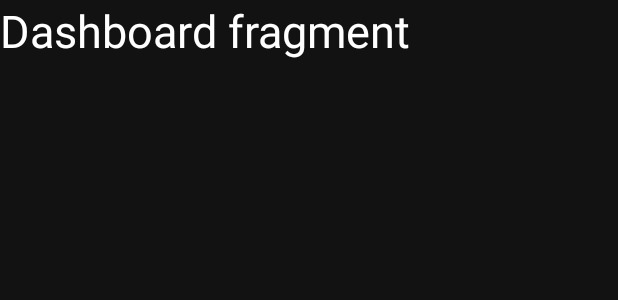
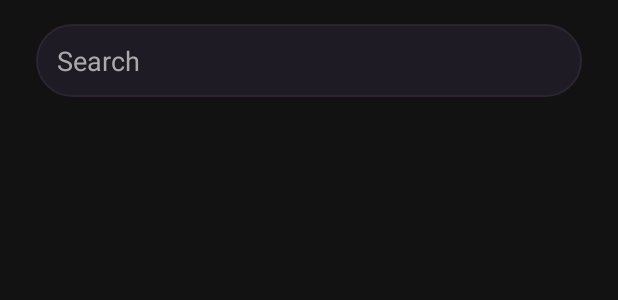
Before and after one commit to SaurabhDRao/Chronicler, an Android app: the layout fragment_dashboard.xml on its own in the app's theme, with its tools: preview values and no code run, on a phone screen of 412 x 824 dp. Shown: the top 300 px of the screen. Run offline under Robolectric (Android 15) with nearby library versions, the phone set to English and light mode, and no system bars.

Commit message:
can show the posts from firestore

```diff
--- a/app/src/main/java/com/example/myapplication/AddEntryFragment.java
+++ b/app/src/main/java/com/example/myapplication/AddEntryFragment.java
@@ -79,11 +79,14 @@ public class AddEntryFragment extends Fragment {
 
                 if(shareCkb.isChecked()) {
                     if(currentUser != null) {
+                        String picUrl = "";
+                        if(currentUser.getPhotoUrl() != null)
+                            picUrl = currentUser.getPhotoUrl().toString();
                         Post post = new Post(
                                 currentUser.getUid(),
                                 titleInput.getText().toString(),
                                 bodyInput.getText().toString(),
-                                currentUser.getPhotoUrl().toString(),
+                                picUrl,
                                 currentUser.getDisplayName(),
                                 0
                         );
--- /dev/null
+++ b/app/src/main/res/drawable/ic_thumb_up_black_24dp.xml
@@ -0,0 +1,5 @@
+<vector android:height="24dp" android:tint="#382CFF"
+    android:viewportHeight="24.0" android:viewportWidth="24.0"
+    android:width="24dp" xmlns:android="http://schemas.android.com/apk/res/android">
+    <path android:fillColor="#FF000000" android:pathData="M1,21h4L5,9L1,9v12zM23,10c0,-1.1 -0.9,-2 -2,-2h-6.31l0.95,-4.57 0.03,-0.32c0,-0.41 -0.17,-0.79 -0.44,-1.06L14.17,1 7.59,7.59C7.22,7.95 7,8.45 7,9v10c0,1.1 0.9,2 2,2h9c0.83,0 1.54,-0.5 1.84,-1.22l3.02,-7.05c0.09,-0.23 0.14,-0.47 0.14,-0.73v-1.91l-0.01,-0.01L23,10z"/>
+</vector>
--- a/app/src/main/res/layout/fragment_add_entry.xml
+++ b/app/src/main/res/layout/fragment_add_entry.xml
@@ -24,6 +24,7 @@
             android:background="@drawable/edittext_style"
             android:ems="10"
             android:hint="Title"
+            android:maxLength="50"
             android:inputType="textPersonName"
             android:textColor="#fff"
             android:textColorHint="#fff"
--- a/app/src/main/res/layout/fragment_dashboard.xml
+++ b/app/src/main/res/layout/fragment_dashboard.xml
@@ -1,20 +1,58 @@
 <?xml version="1.0" encoding="utf-8"?>
-<android.support.constraint.ConstraintLayout
+
+<android.support.v4.widget.NestedScrollView
     xmlns:android="http://schemas.android.com/apk/res/android"
     xmlns:app="http://schemas.android.com/apk/res-auto"
     xmlns:tools="http://schemas.android.com/tools"
     android:layout_width="match_parent"
     android:layout_height="match_parent"
     android:background="@color/backgroundColor" >
+    <android.support.constraint.ConstraintLayout
+        android:layout_width="match_parent"
+        android:layout_height="match_parent"
+        android:background="@color/backgroundColor" >
 
-    <TextView
+        <EditText
+            android:id="@+id/dashboard_search_bar"
             android:layout_width="match_parent"
             android:layout_height="wrap_content"
-        android:text="Dashboard fragment"
+            android:layout_marginStart="24dp"
+            android:layout_marginLeft="24dp"
+            android:layout_marginTop="16dp"
+            android:layout_marginEnd="24dp"
+            android:layout_marginRight="24dp"
+            android:background="@drawable/edittext_style"
+            android:hint="Search"
             android:textColor="#fff"
-        android:textSize="30sp"
+            android:textColorHint="#aaa"
+            android:textCursorDrawable="@drawable/edittext_cursor_color"
+            app:layout_constraintEnd_toEndOf="parent"
             app:layout_constraintStart_toStartOf="parent"
             app:layout_constraintTop_toTopOf="parent" />
 
+        <android.support.v7.widget.RecyclerView
+            android:id="@+id/dashboard_post_recycler_view"
+            android:layout_width="match_parent"
+            android:layout_height="wrap_content"
+            android:layout_marginTop="24dp"
+            android:clipToPadding="false"
+            android:paddingBottom="20dp"
+            app:layout_constraintEnd_toEndOf="parent"
+            app:layout_constraintStart_toStartOf="parent"
+            app:layout_constraintTop_toBottomOf="@+id/dashboard_search_bar" />
+
+        <ProgressBar
+            android:id="@+id/dashboard_progressBar"
+            style="?android:attr/progressBarStyle"
+            android:layout_width="wrap_content"
+            android:layout_height="wrap_content"
+            android:layout_marginTop="100dp"
+            android:visibility="invisible"
+            app:layout_constraintEnd_toEndOf="@+id/dashboard_post_recycler_view"
+            app:layout_constraintStart_toStartOf="@+id/dashboard_post_recycler_view"
+            app:layout_constraintTop_toBottomOf="@+id/dashboard_search_bar" />
+
 
     </android.support.constraint.ConstraintLayout>
+
+</android.support.v4.widget.NestedScrollView>
```
Also changed, not shown: app/src/main/java/com/example/myapplication/Adapters/PostAdapter.java (added, +81 -0 lines), app/src/main/java/com/example/myapplication/DashboardFragment.java (+52 -1 lines), app/src/main/res/layout/row_posts.xml (added, +110 -0 lines). Lines whose indentation alone changed are shown as unchanged.
